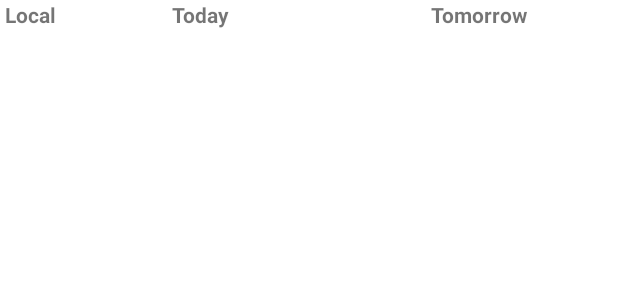
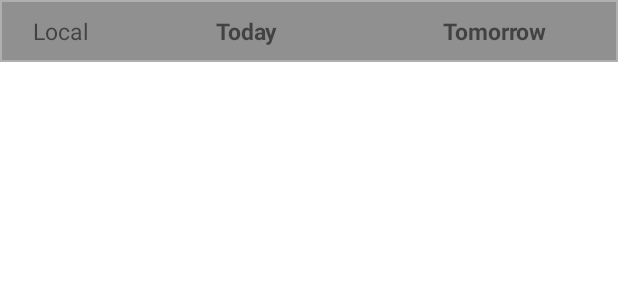
Before and after one commit to jayhuanryu/local_weather, an Android app: the layout item_rv_header.xml on its own in the app's theme, with its tools: preview values and no code run, on a phone screen of 412 x 824 dp. Shown: the top 300 px of the screen. Run offline under Robolectric (Android 15) with nearby library versions, the phone set to English and light mode, and no system bars; network calls fail.

Commit message:
padding size adjusting

```diff
--- a/app/src/main/java/com/awesomejay/weather/WeatherRecyclerViewAdapter.kt
+++ b/app/src/main/java/com/awesomejay/weather/WeatherRecyclerViewAdapter.kt
@@ -25,7 +25,7 @@ class WeatherRecyclerViewAdapter(private val activity: MainActivity): RecyclerVi
     override fun onCreateViewHolder(parent: ViewGroup, viewType: Int): RecyclerView.ViewHolder {
         return when (viewType){
             0 -> {
-                val binding : ItemRvHeaderBinding = ItemRvHeaderBinding.inflate(LayoutInflater.from(parent.context))
+                val binding : ItemRvHeaderBinding = ItemRvHeaderBinding.inflate(LayoutInflater.from(parent.context), parent, false)
                 HeaderViewHolder(binding)
             }
             else -> {
--- /dev/null
+++ b/app/src/main/res/drawable/border_layout_with_background.xml
@@ -0,0 +1,7 @@
+<?xml version="1.0" encoding="utf-8"?>
+<shape xmlns:android="http://schemas.android.com/apk/res/android"
+    android:shape="rectangle">
+
+    <solid android:color="#909090"/>
+    <stroke android:width="1dp" android:color="#AFAFAF"/>
+</shape>
--- a/app/src/main/res/layout/activity_main.xml
+++ b/app/src/main/res/layout/activity_main.xml
@@ -4,6 +4,7 @@
     xmlns:tools="http://schemas.android.com/tools"
     android:layout_width="match_parent"
     android:layout_height="match_parent"
+    android:paddingHorizontal="10dp"
     tools:context=".MainActivity">
 
 
@@ -21,6 +22,7 @@
         android:id="@+id/layout_swipe_refresh"
         android:layout_width="0dp"
         android:layout_height="0dp"
+        android:layout_marginVertical="10dp"
         app:layout_constraintTop_toBottomOf="@id/tv_title"
         app:layout_constraintLeft_toLeftOf="parent"
         app:layout_constraintRight_toRightOf="parent"
--- a/app/src/main/res/layout/item_rv_header.xml
+++ b/app/src/main/res/layout/item_rv_header.xml
@@ -3,24 +3,27 @@
     xmlns:android="http://schemas.android.com/apk/res/android"
     android:layout_width="match_parent"
     android:layout_height="wrap_content"
+    android:background="@drawable/border_layout_with_background"
     android:orientation="horizontal"
-    android:weightSum="10">
+    android:weightSum="10"
+    android:paddingVertical="10dp">
 
 
     <TextView
         style="@style/RecyclerViewHeader"
-        android:layout_weight="1"
+        android:layout_weight="2"
         android:text="Local" />
 
     <TextView
         style="@style/RecyclerViewHeader"
-        android:layout_weight="4.5"
+        android:layout_weight="4"
         android:text="Today"
-        android:textAlignment="center"/>
+        android:textStyle="bold"/>
 
     <TextView
         style="@style/RecyclerViewHeader"
-        android:layout_weight="4.5"
-        android:text="Tomorrow" />
+        android:layout_weight="4"
+        android:text="Tomorrow"
+        android:textStyle="bold"/>
 
 </LinearLayout>
--- a/app/src/main/res/layout/item_rv_subitem_weather.xml
+++ b/app/src/main/res/layout/item_rv_subitem_weather.xml
@@ -20,6 +20,7 @@
     <androidx.constraintlayout.widget.ConstraintLayout
         android:layout_width="0dp"
         android:layout_height="wrap_content"
+        android:layout_marginLeft="10dp"
         android:layout_weight="2"
         android:orientation="vertical">
 
--- a/app/src/main/res/layout/item_rv_weather.xml
+++ b/app/src/main/res/layout/item_rv_weather.xml
@@ -8,13 +8,15 @@
     android:layout_width="match_parent"
     android:layout_height="wrap_content"
     android:orientation="horizontal"
-    android:layout_marginVertical="10dp"
+    android:background="@drawable/border_layout_without_background"
     android:weightSum="10">
 
     <TextView
         android:layout_weight="2"
         android:text="@{data.cityName}"
         android:layout_gravity="center"
+        android:gravity="center"
+        android:layout_height="match_parent"
         style="@style/RecyclerViewHeader"/>
 
     <include
--- a/app/src/main/res/values/themes.xml
+++ b/app/src/main/res/values/themes.xml
@@ -17,12 +17,16 @@
 
     <style name="RecyclerViewHeader" parent="Widget.AppCompat.TextView">
         <item name="backgroundColor">#d3d3d3</item>
-        <item name="borderWidth">1dp</item>
-        <item name="android:textStyle">bold</item>
+        <item name="android:textSize">15sp</item>
         <item name="android:layout_width">0dp</item>
         <item name="android:layout_height">wrap_content</item>
         <item name="android:textAlignment">center</item>
         <item name="android:layout_gravity">center_horizontal</item>
     </style>
 
+    <style name="RecyclerViewItem">
+        <item name="background">@drawable/border_layout_without_background</item>
+    </style>
+
+
 </resources>
```
Also changed, not shown: app/src/main/java/com/awesomejay/weather/MainActivity.kt (+14 -3 lines), app/src/main/res/drawable/border_layout_without_background.xml (added, +12 -0 lines).
